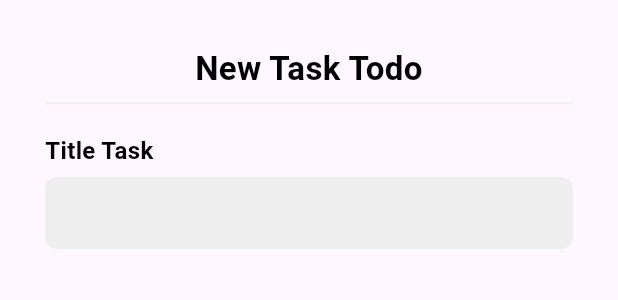
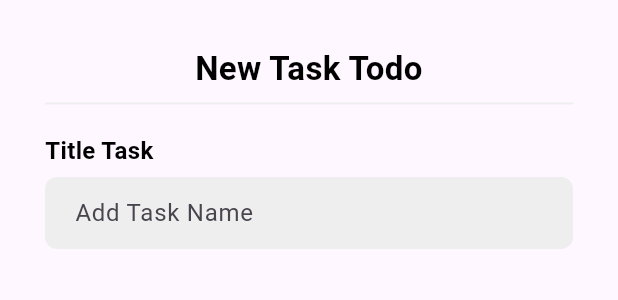
Before and after one commit to Godisouleymane/Flutter-Todo_list-App, a Flutter app: the AddNewTaskModal widget shown alone on an empty page, opened directly, on a phone screen of 412 x 824 dp. Shown: the top 300 px of the screen. Run offline on Flutter 3.47's test engine with Material 3 defaults, Android fonts, the phone set to English and light mode, and no system bars; our stand-ins replace gap.

Commit message:
showModallBottomSheet design

```diff
--- a/lib/common/show_modal.dart
+++ b/lib/common/show_modal.dart
@@ -1,6 +1,7 @@
 import 'package:flutter/material.dart';
 import 'package:gap/gap.dart';
 import 'package:todo_list/constants/app_style.dart';
+import 'package:todo_list/widget/textField_widget.dart';
 
 class AddNewTaskModal extends StatelessWidget {
   const AddNewTaskModal({
@@ -31,18 +32,7 @@ class AddNewTaskModal extends StatelessWidget {
           const Gap(12),
           const Text("Title Task", style: AppStyle.headingOne),
           const Gap(6),
-          Container(
-            decoration: BoxDecoration(
-              color: Colors.grey.shade200,
-              borderRadius: BorderRadius.circular(8)
-            ),
-            child: TextField(
-              decoration: const InputDecoration(
-                enabledBorder: InputBorder.none,
-                focusedBorder: InputBorder.none
-              ),
-            )
-            ),
+         TextFieldWidget(hintText: 'Add Task Name', maxLine: 1)
         ],
       ),
 
--- /dev/null
+++ b/lib/widget/textField_widget.dart
@@ -0,0 +1,30 @@
+import 'package:flutter/material.dart';
+
+class TextFieldWidget extends StatelessWidget {
+  const TextFieldWidget({
+    super.key,
+    required this.hintText,
+    required this.maxLine
+  });
+  final hintText;
+  final maxLine;
+
+  @override
+  Widget build(BuildContext context) {
+    return Container(
+      padding: EdgeInsets.symmetric(horizontal: 20),
+      decoration: BoxDecoration(
+        color: Colors.grey.shade200,
+        borderRadius: BorderRadius.circular(8)
+      ),
+      child: TextField(
+        decoration: InputDecoration(
+          enabledBorder: InputBorder.none,
+          focusedBorder: InputBorder.none,
+          hintText: hintText,
+        ),
+        maxLines: maxLine,
+      )
+      );
+  }
+}
```
